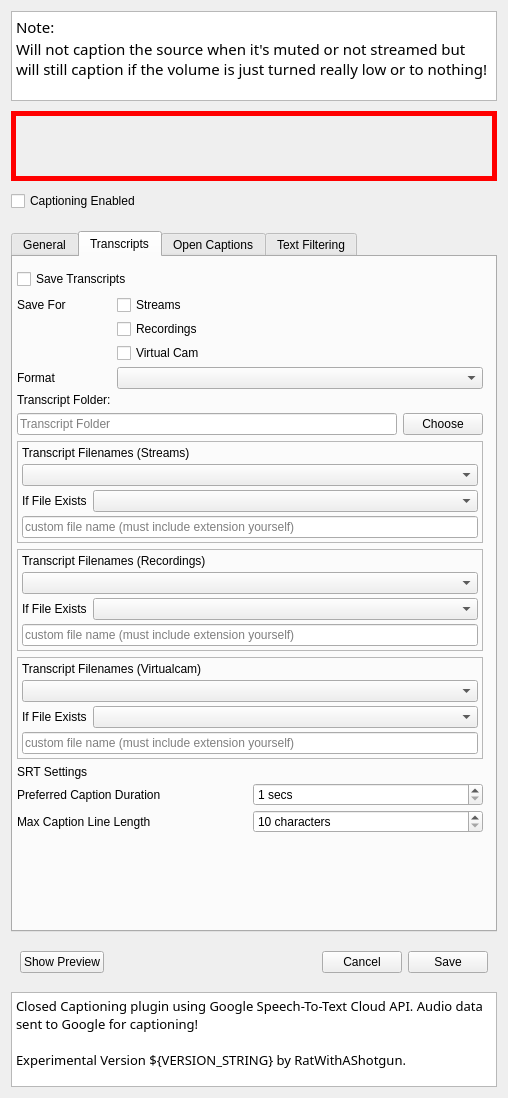
This is src/ui/CaptionSettingsWidget.ui in ratwithacompiler/OBS-captions-plugin as Qt 5 draws it before an edit. The edited form follows.
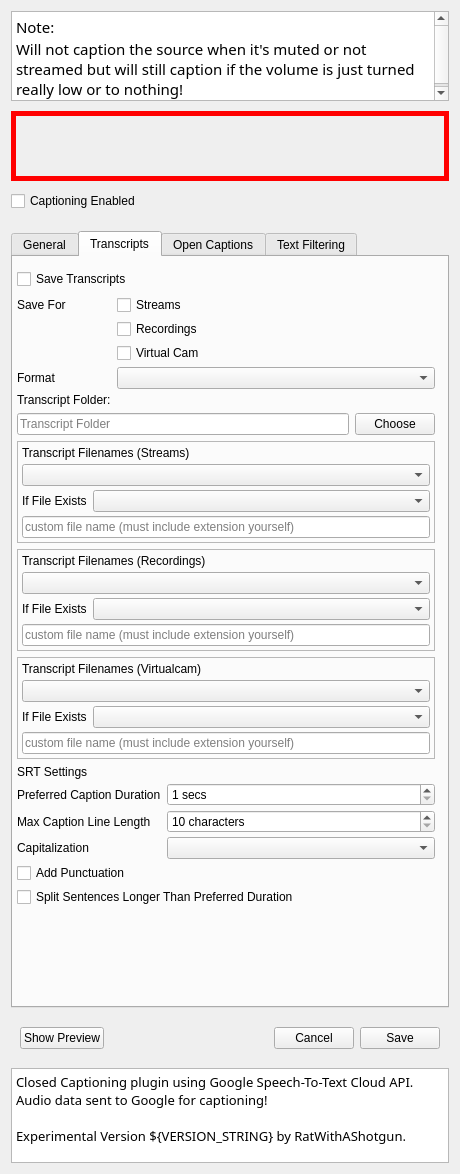
This is the edited form. The open tabs and pages were chosen to show the change.

Commit message: add srt sentence splitting, punctuation and capitalization

```diff
--- a/src/ui/CaptionSettingsWidget.ui
+++ b/src/ui/CaptionSettingsWidget.ui
@@ -6,8 +6,8 @@
    <rect>
     <x>0</x>
     <y>0</y>
-    <width>508</width>
-    <height>1098</height>
+    <width>460</width>
+    <height>1174</height>
    </rect>
   </property>
   <property name="sizePolicy">
@@ -1054,7 +1054,13 @@
        </item>
        <item>
         <widget class="QWidget" name="transcriptSrtSettingsWidget" native="true">
-         <layout class="QGridLayout" name="gridLayout">
+         <layout class="QFormLayout" name="formLayout_4">
+          <property name="labelAlignment">
+           <set>Qt::AlignLeading|Qt::AlignLeft|Qt::AlignVCenter</set>
+          </property>
+          <property name="verticalSpacing">
+           <number>4</number>
+          </property>
           <property name="leftMargin">
            <number>0</number>
           </property>
@@ -1067,23 +1073,6 @@
           <property name="bottomMargin">
            <number>0</number>
           </property>
-          <property name="verticalSpacing">
-           <number>4</number>
-          </property>
-          <item row="2" column="0">
-           <widget class="QLabel" name="label_20">
-            <property name="text">
-             <string>Max Caption Line Length</string>
-            </property>
-           </widget>
-          </item>
-          <item row="1" column="0">
-           <widget class="QLabel" name="label_19">
-            <property name="text">
-             <string>Preferred Caption Duration</string>
-            </property>
-           </widget>
-          </item>
           <item row="0" column="0">
            <widget class="QLabel" name="label_18">
             <property name="text">
@@ -1091,6 +1080,13 @@
             </property>
            </widget>
           </item>
+          <item row="1" column="0">
+           <widget class="QLabel" name="label_19">
+            <property name="text">
+             <string>Preferred Caption Duration</string>
+            </property>
+           </widget>
+          </item>
           <item row="1" column="1">
            <widget class="QSpinBox" name="srtDurationSpinBox">
             <property name="specialValueText">
@@ -1107,6 +1103,13 @@
             </property>
            </widget>
           </item>
+          <item row="2" column="0">
+           <widget class="QLabel" name="label_20">
+            <property name="text">
+             <string>Max Caption Line Length</string>
+            </property>
+           </widget>
+          </item>
           <item row="2" column="1">
            <widget class="QSpinBox" name="srtLineLengthSpinBox">
             <property name="suffix">
@@ -1120,6 +1123,37 @@
             </property>
            </widget>
           </item>
+          <item row="3" column="0">
+           <widget class="QLabel" name="label_11">
+            <property name="text">
+             <string>Capitalization</string>
+            </property>
+           </widget>
+          </item>
+          <item row="3" column="1">
+           <widget class="QComboBox" name="srtCapitalizationComboBox"/>
+          </item>
+          <item row="4" column="0" colspan="2">
+           <widget class="QCheckBox" name="srtAddPunctuationCheckBox">
+            <property name="text">
+             <string>Add Punctuation </string>
+            </property>
+           </widget>
+          </item>
+          <item row="5" column="0" colspan="2">
+           <widget class="QCheckBox" name="srtSplitSentencesCheckBox">
+            <property name="text">
+             <string>Split Sentences Longer Than Preferred Duration</string>
+            </property>
+           </widget>
+          </item>
+          <item row="6" column="0">
+           <widget class="QLabel" name="label_12">
+            <property name="text">
+             <string/>
+            </property>
+           </widget>
+          </item>
          </layout>
         </widget>
        </item>
@@ -1130,8 +1164,8 @@
          </property>
          <property name="sizeHint" stdset="0">
           <size>
-           <width>20</width>
-           <height>40</height>
+           <width>9</width>
+           <height>10</height>
           </size>
          </property>
         </spacer>
```
Left out of the diff: 4 changed lines with no effect on the pictures. The commit also changes 7 other files.
